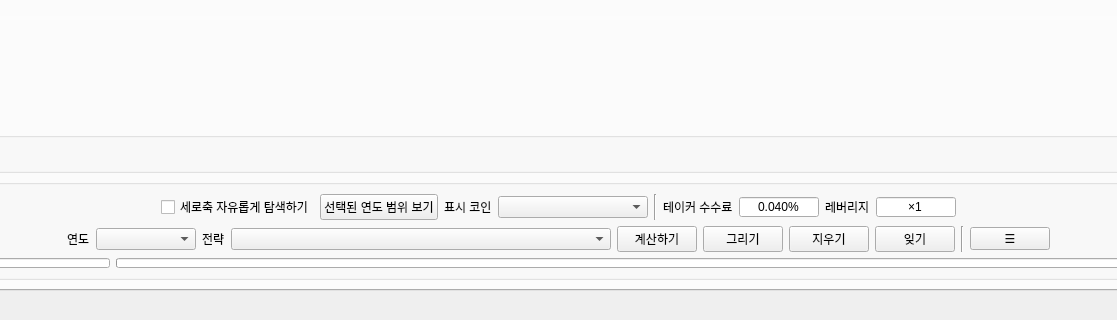
Old version of the form resource/user_interface.ui in the repository cunarist/solie; both pictures show x 82 to 1199 and y 400 to 720 of the 1280 by 720 pixel window.
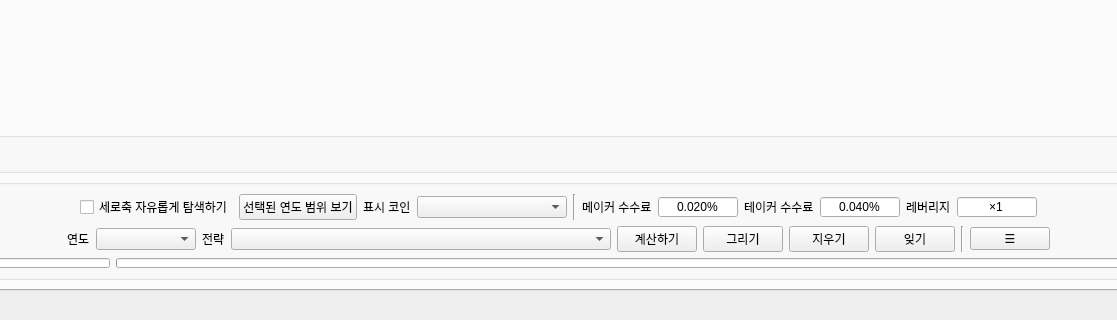
New version of the form. The open tabs and pages were chosen to show the change. Icons and pictures are not drawn. Custom widgets are drawn as their Qt base class.

```diff
--- a/resource/user_interface.ui
+++ b/resource/user_interface.ui
@@ -763,6 +763,53 @@
                </property>
               </widget>
              </item>
+             <item>
+              <widget class="QLabel" name="label_20">
+               <property name="text">
+                <string>메이커 수수료</string>
+               </property>
+              </widget>
+             </item>
+             <item>
+              <widget class="QDoubleSpinBox" name="doubleSpinBox_2">
+               <property name="minimumSize">
+                <size>
+                 <width>80</width>
+                 <height>0</height>
+                </size>
+               </property>
+               <property name="maximumSize">
+                <size>
+                 <width>80</width>
+                 <height>16777215</height>
+                </size>
+               </property>
+               <property name="alignment">
+                <set>Qt::AlignCenter</set>
+               </property>
+               <property name="buttonSymbols">
+                <enum>QAbstractSpinBox::NoButtons</enum>
+               </property>
+               <property name="correctionMode">
+                <enum>QAbstractSpinBox::CorrectToNearestValue</enum>
+               </property>
+               <property name="suffix">
+                <string>%</string>
+               </property>
+               <property name="decimals">
+                <number>3</number>
+               </property>
+               <property name="maximum">
+                <double>1.000000000000000</double>
+               </property>
+               <property name="singleStep">
+                <double>0.001000000000000</double>
+               </property>
+               <property name="value">
+                <double>0.020000000000000</double>
+               </property>
+              </widget>
+             </item>
              <item>
               <widget class="QLabel" name="label_4">
                <property name="text">
```
Left out of the diff: 31 changed lines with no effect on the pictures.
